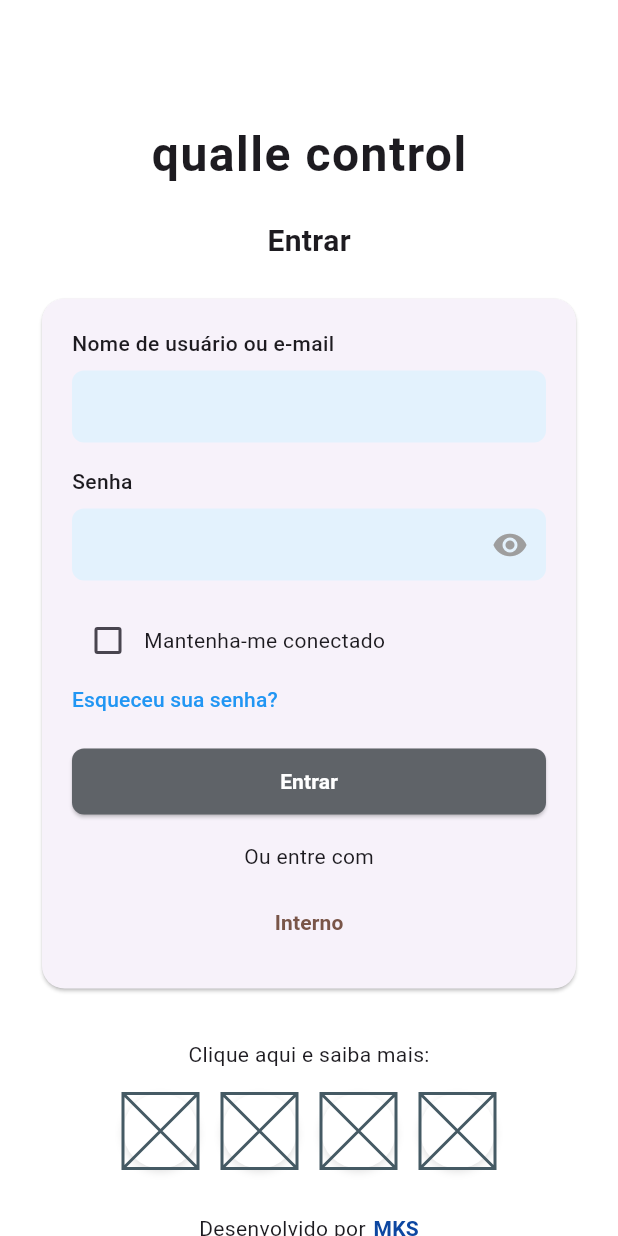
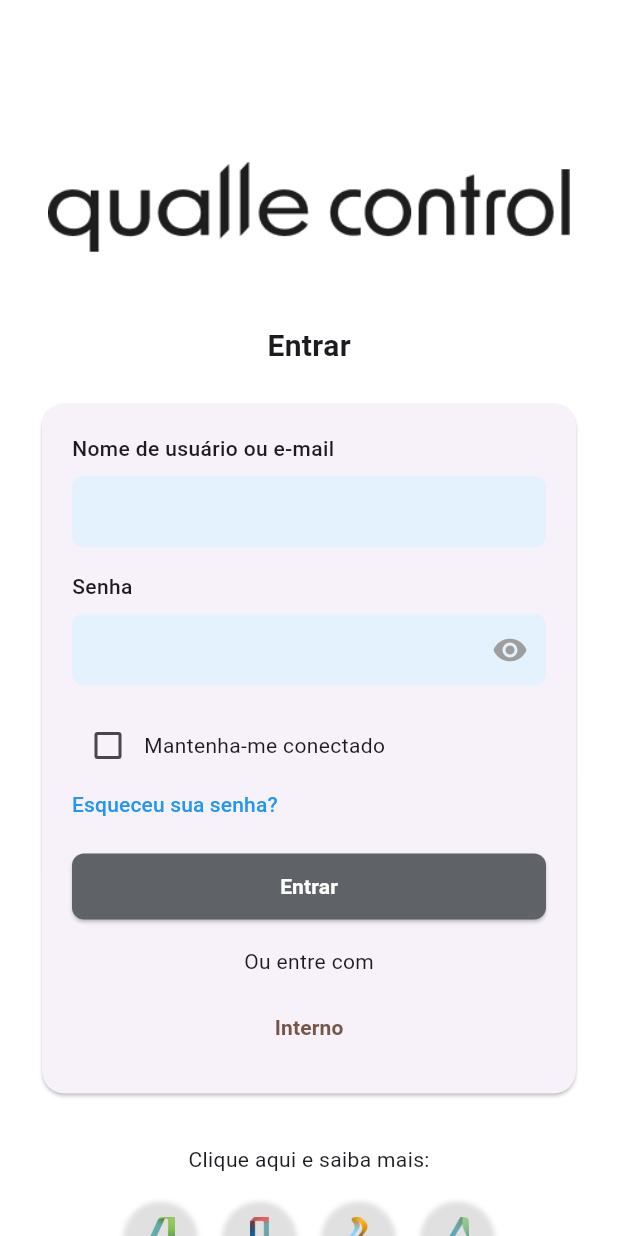
Before and after one commit to Eduardo-MKS/QualleControl, a Flutter app: the screen it shows after launch, on a phone screen of 412 x 824 dp. Run offline on Flutter 3.47's test engine with Material 3 defaults, Android fonts, the phone set to English and light mode, and no system bars; our stand-ins replace flutter_svg.

Commit message:
mudei dnv

```diff
--- a/lib/views/login_page.dart
+++ b/lib/views/login_page.dart
@@ -1,3 +1,5 @@
+// ignore_for_file: use_build_context_synchronously
+
 import 'package:flutter/material.dart';
 import 'package:flutter_mks_app/controller/login_controller.dart';
 
@@ -25,20 +27,13 @@ class _LoginPageState extends State<LoginPage> {
             crossAxisAlignment: CrossAxisAlignment.center,
             children: [
               const SizedBox(height: 80),
-
-              // Logo
-              const Text(
-                'qualle control',
-                style: TextStyle(
-                  fontSize: 32,
-                  fontWeight: FontWeight.bold,
-                  letterSpacing: 1.0,
-                ),
+              Padding(
+                padding: const EdgeInsets.all(8.0),
+                child: Image.asset('assets/ehoteste.png', height: 100),
               ),
 
               const SizedBox(height: 20),
 
-              // Entrar text
               const Text(
                 'Entrar',
                 style: TextStyle(fontSize: 20, fontWeight: FontWeight.bold),
@@ -46,7 +41,6 @@ class _LoginPageState extends State<LoginPage> {
 
               const SizedBox(height: 20),
 
-              // Login Card
               Card(
                 elevation: 1,
                 shape: RoundedRectangleBorder(
@@ -57,7 +51,6 @@ class _LoginPageState extends State<LoginPage> {
                   child: Column(
                     crossAxisAlignment: CrossAxisAlignment.start,
                     children: [
-                      // Username or email field
                       const Text(
                         'Nome de usuário ou e-mail',
                         style: TextStyle(
@@ -84,7 +77,6 @@ class _LoginPageState extends State<LoginPage> {
 
                       const SizedBox(height: 16),
 
-                      // Password field
                       const Text(
                         'Senha',
                         style: TextStyle(
@@ -125,7 +117,6 @@ class _LoginPageState extends State<LoginPage> {
 
                       const SizedBox(height: 16),
 
-                      // Keep me connected
                       Row(
                         children: [
                           Checkbox(
@@ -140,13 +131,10 @@ class _LoginPageState extends State<LoginPage> {
                         ],
                       ),
 
-                      // Forgot password
                       Align(
                         alignment: Alignment.centerLeft,
                         child: TextButton(
-                          onPressed: () {
-                            // Forgot password functionality
-                          },
+                          onPressed: () {},
                           style: TextButton.styleFrom(
                             padding: EdgeInsets.zero,
                             minimumSize: const Size(0, 30),
@@ -161,7 +149,6 @@ class _LoginPageState extends State<LoginPage> {
 
                       const SizedBox(height: 16),
 
-                      // Enter button
                       ValueListenableBuilder<bool>(
                         valueListenable: _controller.inLoader,
                         builder:
@@ -175,12 +162,10 @@ class _LoginPageState extends State<LoginPage> {
                                           _controller.auth().then((result) {
                                             if (result) {
                                               Navigator.of(
-                                                // ignore: use_build_context_synchronously
                                                 context,
                                               ).pushReplacementNamed('/home');
                                             } else {
                                               ScaffoldMessenger.of(
-                                                // ignore: use_build_context_synchronously
                                                 context,
                                               ).showSnackBar(
                                                 const SnackBar(
@@ -227,7 +212,6 @@ class _LoginPageState extends State<LoginPage> {
 
                       const SizedBox(height: 16),
 
-                      // Or enter with
                       const Center(
                         child: Text(
                           'Ou entre com',
@@ -237,12 +221,9 @@ class _LoginPageState extends State<LoginPage> {
 
                       const SizedBox(height: 10),
 
-                      // Internal button
                       Center(
                         child: TextButton(
-                          onPressed: () {
-                            // Internal login functionality
-                          },
+                          onPressed: () {},
                           child: const Text(
                             'Interno',
                             style: TextStyle(
@@ -259,47 +240,60 @@ class _LoginPageState extends State<LoginPage> {
 
               const SizedBox(height: 30),
 
-              // Click here to learn more
               const Text('Clique aqui e saiba mais:'),
 
               const SizedBox(height: 16),
 
-              // Four circular icons
+              // Four circular images with onTap
               Row(
                 mainAxisAlignment: MainAxisAlignment.center,
-                children: List.generate(
-                  4,
-                  (index) => Padding(
+                crossAxisAlignment: CrossAxisAlignment.center,
+                children:
+                    [
+                      'simbolo-azas.png',
+                      'simbolo-cond.png',
+                      'simbolo-hidro.png',
+                      'simbolo-sanea.png',
+                    ].map((imgName) {
+                      return Padding(
                         padding: const EdgeInsets.symmetric(horizontal: 8),
+                        child: GestureDetector(
+                          onTap: () {},
                           child: Container(
                             width: 50,
                             height: 50,
                             decoration: const BoxDecoration(
                               shape: BoxShape.circle,
-                        color: Colors.white,
+                              color: Color.fromARGB(0, 66, 79, 122),
                               boxShadow: [
                                 BoxShadow(
                                   color: Colors.black12,
-                            blurRadius: 4,
+                                  blurRadius: 2,
                                   offset: Offset(0, 2),
                                 ),
                               ],
                             ),
-                      // You can add your specific icons here later
-                      child: const Center(
-                        child: Placeholder(
-                          fallbackHeight: 30,
-                          fallbackWidth: 30,
+                            child: ClipOval(
+                              child: Padding(
+                                padding: const EdgeInsets.all(
+                                  12,
+                                ), // Adicionei um padding para diminuir o tamanho da imagem
+                                child: Image.asset(
+                                  'assets/$imgName',
+                                  fit:
+                                      BoxFit
+                                          .contain, // Alterei para contain para manter proporções
                                 ),
                               ),
                             ),
                           ),
                         ),
+                      );
+                    }).toList(),
               ),
 
               const SizedBox(height: 30),
 
-              // Developed by MKS
               Row(
                 mainAxisAlignment: MainAxisAlignment.center,
                 children: [
```
Lines whose indentation alone changed are shown as unchanged.
